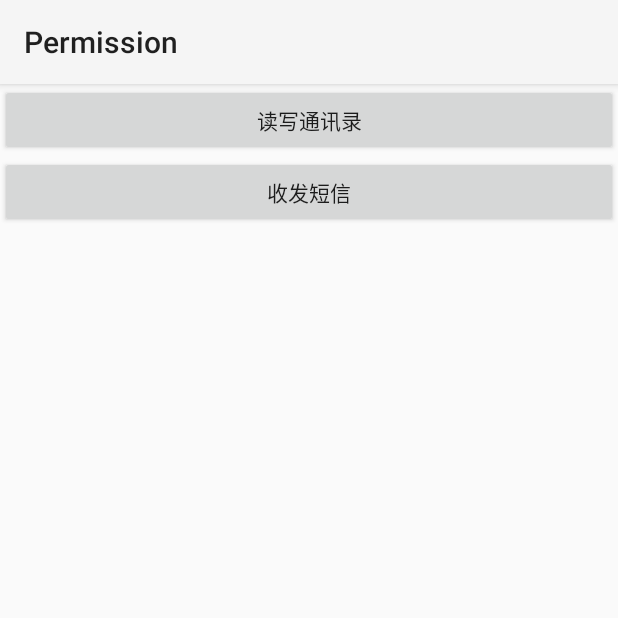
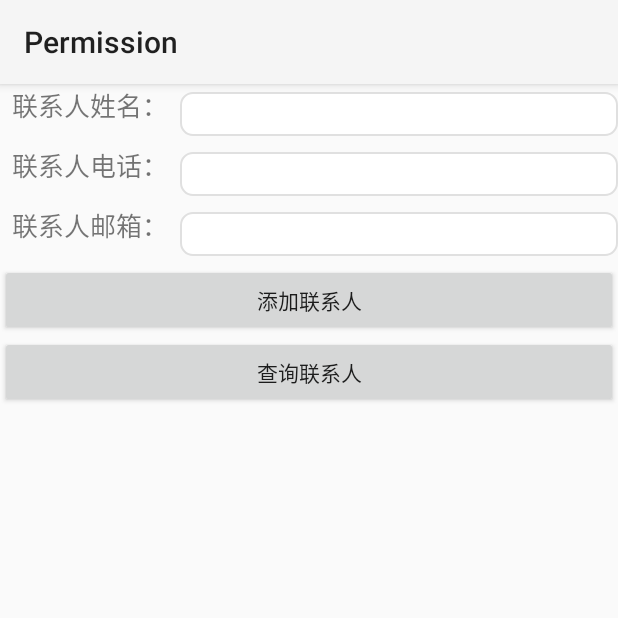
Before and after one commit to MBKY-766/AndroidStudy, an Android app: the screen it shows after launch (PermissionLazyActivity before the commit, ContactAddActivity after it), on a phone screen of 412 x 824 dp, the top half of it. Run offline under Robolectric (Android 15) with nearby library versions, the phone set to English and light mode, and no system bars.

Commit message:
获取通讯录读写权限，并添加联系人至通讯录

```diff
--- /dev/null
+++ b/permission/src/main/java/com/example/permission/ContactAddActivity.java
@@ -0,0 +1,84 @@
+package com.example.permission;
+
+import android.content.ContentResolver;
+import android.content.ContentUris;
+import android.content.ContentValues;
+import android.net.Uri;
+import android.os.Bundle;
+import android.provider.ContactsContract;
+import android.view.View;
+import android.widget.EditText;
+
+import androidx.appcompat.app.AppCompatActivity;
+
+import android.provider.ContactsContract.Contacts;
+import android.provider.ContactsContract.CommonDataKinds;
+import com.example.permission.enity.Contact;
+
+public class ContactAddActivity extends AppCompatActivity implements View.OnClickListener {
+
+    private EditText et_name;
+    private EditText et_phone;
+    private EditText et_email;
+
+    @Override
+    protected void onCreate(Bundle savedInstanceState) {
+        super.onCreate(savedInstanceState);
+        setContentView(R.layout.activity_contact_add);
+        et_name = findViewById(R.id.et_name);
+        et_phone = findViewById(R.id.et_phone);
+        et_email = findViewById(R.id.et_email);
+        findViewById(R.id.btn_add).setOnClickListener(this);
+        findViewById(R.id.btn_query).setOnClickListener(this);
+    }
+
+    @Override
+    public void onClick(View v) {
+        if(v.getId()==R.id.btn_add){
+            //创建一个联系人对象
+            Contact contact = new Contact();
+            contact.name = et_name.getText().toString().trim();
+            contact.phone = et_phone.getText().toString().trim();
+            contact.email = et_email.getText().toString().trim();
+            //方式一：使用ContentResolver多次写入，每次一个字段
+            addContacts(getContentResolver(),contact);
+        }
+    }
+
+    private void addContacts(ContentResolver contentResolver, Contact contact) {
+        ContentValues values = new ContentValues();
+        //往raw_contacts添加联系人记录，并获取添加后的联系人编号
+        Uri uri = contentResolver.insert(ContactsContract.RawContacts.CONTENT_URI, values);
+        long rawContactId= ContentUris.parseId(uri);
+        ContentValues name = new ContentValues();
+        //关联联系人编号
+        name.put(Contacts.Data.RAW_CONTACT_ID,rawContactId);
+        //"姓名"的数据类型
+        name.put(Contacts.Data.MIMETYPE,CommonDataKinds.StructuredName.CONTENT_ITEM_TYPE);
+        //联系人姓名
+        name.put(Contacts.Data.DATA2,contact.name);
+        contentResolver.insert(ContactsContract.Data.CONTENT_URI,name);
+
+        ContentValues phone = new ContentValues();
+        //关联联系人编号
+        phone.put(Contacts.Data.RAW_CONTACT_ID,rawContactId);
+        //"电话号码"的数据类型
+        phone.put(Contacts.Data.MIMETYPE,CommonDataKinds.Phone.CONTENT_ITEM_TYPE);
+        //联系人电话号码
+        phone.put(Contacts.Data.DATA1,contact.phone);
+        //联系类型：1表示家庭，2表示工作
+        phone.put(Contacts.Data.DATA2, CommonDataKinds.Phone.TYPE_MOBILE);
+        contentResolver.insert(ContactsContract.Data.CONTENT_URI,phone);
+
+        ContentValues email = new ContentValues();
+        //关联联系人编号
+        email.put(Contacts.Data.RAW_CONTACT_ID,rawContactId);
+        //"姓名"的数据类型
+        email.put(Contacts.Data.MIMETYPE,CommonDataKinds.Email.CONTENT_ITEM_TYPE);
+        //联系人姓名
+        email.put(Contacts.Data.DATA1,contact.email);
+        //联系类型：1表示家庭，2表示工作
+        email.put(Contacts.Data.DATA2, CommonDataKinds.Email.TYPE_WORK);
+        contentResolver.insert(ContactsContract.Data.CONTENT_URI,email);
+    }
+}
--- /dev/null
+++ b/permission/src/main/res/drawable/edittext_bg.xml
@@ -0,0 +1,8 @@
+<?xml version="1.0" encoding="utf-8"?>
+<shape xmlns:android="http://schemas.android.com/apk/res/android">
+    <solid android:color="#FFFFFF" />  <!-- 背景色 -->
+    <corners android:radius="8dp" />   <!-- 圆角 -->
+    <stroke
+        android:width="1dp"
+        android:color="#E0E0E0" />     <!-- 边框色 -->
+</shape>
--- /dev/null
+++ b/permission/src/main/res/layout/activity_contact_add.xml
@@ -0,0 +1,110 @@
+<?xml version="1.0" encoding="utf-8"?>
+<LinearLayout xmlns:android="http://schemas.android.com/apk/res/android"
+    xmlns:tools="http://schemas.android.com/tools"
+    android:id="@+id/main"
+    android:layout_width="match_parent"
+    android:layout_height="match_parent"
+    android:orientation="vertical"
+    tools:context=".ContactAddActivity">
+
+    <LinearLayout
+        android:id="@+id/ll_name"
+        android:layout_width="match_parent"
+        android:layout_height="40dp">
+
+        <TextView
+            android:id="@+id/tv_name_title"
+            android:layout_width="120dp"
+            android:layout_height="wrap_content"
+            android:gravity="center"
+            android:text="联系人姓名："
+            android:textSize="17sp" />
+
+        <EditText
+            android:id="@+id/et_name"
+            android:layout_width="0dp"
+            android:layout_height="match_parent"
+            android:layout_marginTop="5dp"
+            android:layout_marginBottom="5dp"
+            android:layout_weight="1"
+            android:background="@drawable/edittext_bg"
+            android:textColor="@color/black"
+            android:paddingLeft="10dp"
+            android:textSize="17sp" />
+
+
+    </LinearLayout>
+
+    <LinearLayout
+        android:id="@+id/ll_phone"
+        android:layout_width="match_parent"
+        android:layout_height="40dp">
+
+        <TextView
+            android:id="@+id/tv_phone_title"
+            android:layout_width="120dp"
+            android:layout_height="wrap_content"
+            android:gravity="center"
+            android:text="联系人电话："
+            android:textSize="17sp" />
+
+        <EditText
+            android:id="@+id/et_phone"
+            android:layout_width="0dp"
+            android:layout_height="match_parent"
+            android:layout_marginTop="5dp"
+            android:layout_marginBottom="5dp"
+            android:layout_weight="1"
+            android:background="@drawable/edittext_bg"
+            android:paddingLeft="10dp"
+            android:textColor="@color/black"
+
+            android:textSize="17sp" />
+
+
+    </LinearLayout>
+
+    <LinearLayout
+        android:id="@+id/ll_email"
+        android:layout_width="match_parent"
+        android:layout_height="40dp">
+
+        <TextView
+            android:id="@+id/tv_email_title"
+            android:layout_width="120dp"
+            android:layout_height="wrap_content"
+            android:gravity="center"
+            android:text="联系人邮箱："
+            android:textSize="17sp" />
+
+        <EditText
+            android:id="@+id/et_email"
+            android:layout_width="0dp"
+            android:layout_height="match_parent"
+            android:layout_marginTop="5dp"
+            android:layout_marginBottom="5dp"
+            android:layout_weight="1"
+            android:background="@drawable/edittext_bg"
+            android:paddingLeft="10dp"
+            android:textColor="@color/black"
+
+            android:textSize="17sp" />
+
+
+    </LinearLayout>
+
+    <Button
+        android:id="@+id/btn_add"
+        android:layout_width="match_parent"
+        android:layout_height="wrap_content"
+
+        android:text="添加联系人" />
+
+    <Button
+        android:id="@+id/btn_query"
+        android:layout_width="match_parent"
+        android:layout_height="wrap_content"
+        android:text="查询联系人" />
+
+
+</LinearLayout>
```
Also changed, not shown: permission/src/main/AndroidManifest.xml (+12 -3 lines), permission/src/main/java/com/example/permission/PermissionHungryActivity.java (added, +108 -0 lines), permission/src/main/java/com/example/permission/enity/Contact.java (added, +51 -0 lines), permission/src/main/res/layout/activity_permisssion_hungry.xml (added, +21 -0 lines), permission/src/main/res/values/colors.xml (+25 -0 lines).
